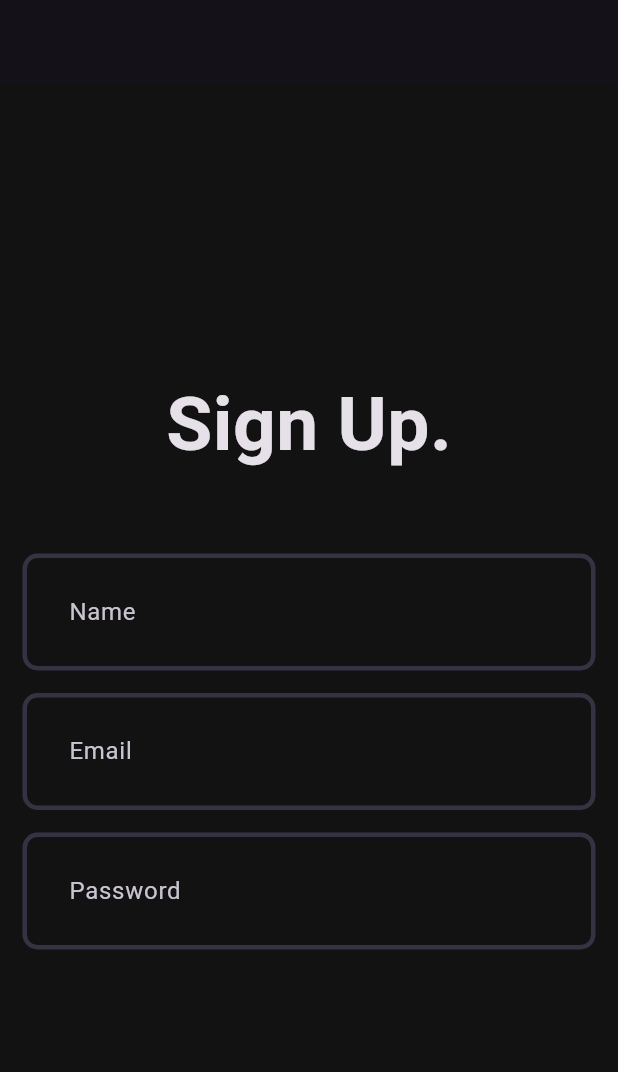
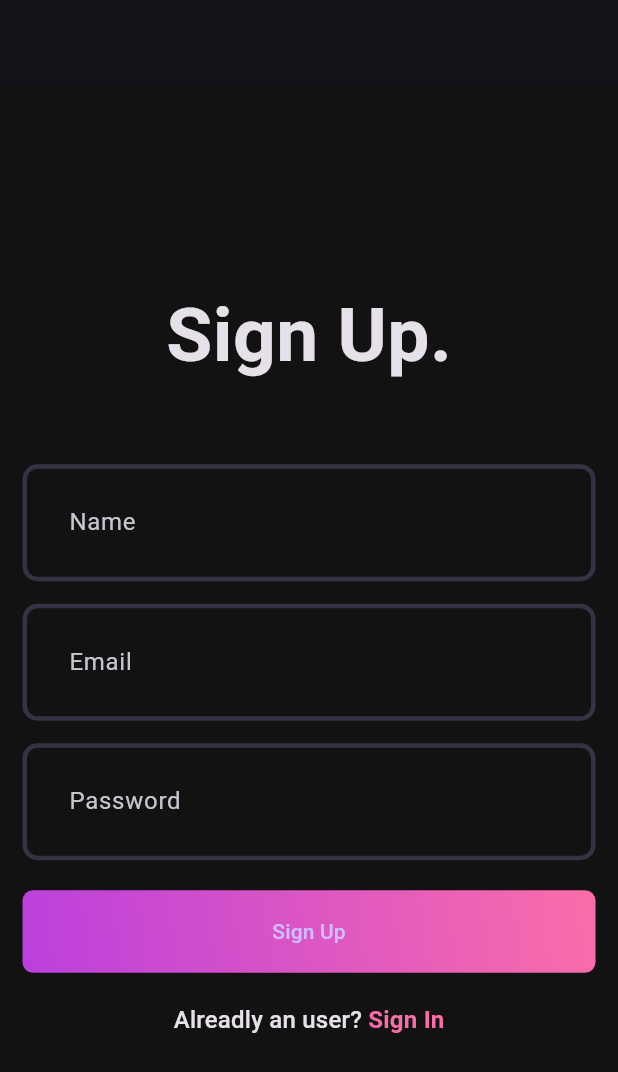
Before and after one commit to sujithsb1606/audio-app-mvvm-arch, a Flutter app: the screen it shows after launch, on a phone screen of 412 x 824 dp. Shown: the top 1072 px of the screen. Run offline on Flutter 3.47's test engine with Material 3 defaults, Android fonts, the light colour scheme and no system bars.

Commit message:
signup page ui added.

```diff
--- a/lib/feature/auth/view/pages/signup_page.dart
+++ b/lib/feature/auth/view/pages/signup_page.dart
@@ -1,42 +1,71 @@
-
 import 'package:flutter/material.dart';
+import 'package:riverpod_tutorial/core/theme/app_pallete.dart';
+import 'package:riverpod_tutorial/feature/auth/view/widgets/auth_gradient_button.dart';
 import 'package:riverpod_tutorial/feature/auth/view/widgets/custom_field.dart';
 
 class SignupPage extends StatefulWidget {
   const SignupPage({super.key});
 
-
   @override
   State<SignupPage> createState() => _SignupPageState();
-
 }
 
 class _SignupPageState extends State<SignupPage> {
+  final nameController = TextEditingController();
+  final emailController = TextEditingController();
+  final passwordController = TextEditingController();
+  final formKey = GlobalKey<FormState>();
 
+  @override
+  void dispose() {
+    nameController.dispose();
+    emailController.dispose();
+    passwordController.dispose();
+    super.dispose();
+  }
 
   @override
   Widget build(BuildContext context) {
-
     return Scaffold(
       appBar: AppBar(),
       body: Padding(
         padding: const EdgeInsets.all(15.0),
+        child: Form(
+          key: formKey,
           child: Column(
             mainAxisAlignment: .center,
             children: [
-            Text('Sign Up.',
+              Text('Sign Up.', style: TextStyle(fontSize: 50, fontWeight: .bold)),
+              SizedBox(height: 50),
+              CustomField(hintText: "Name", controller: nameController),
+              SizedBox(height: 15),
+              CustomField(hintText: "Email", controller: emailController),
+              SizedBox(height: 15),
+              CustomField(
+                hintText: "Password",
+                controller: passwordController,
+                isObscureText: true,
+              ),
+              SizedBox(height: 20),
+              AuthGradientButton(),
+              SizedBox(height: 20),
+              RichText(
+                text: TextSpan(
+                  text: "Alreadly an user?",
+                  style: Theme.of(context).textTheme.titleMedium,
+                  children: [
+                    TextSpan(
+                      text: ' Sign In',
                       style: TextStyle(
-              fontSize: 50,
-              fontWeight: .bold
+                        color: Pallete.gradient2,
+                        fontWeight: .bold,
                       ),
                     ),
-            SizedBox(height: 50,),
-            CustomField(hintText: "Name",),
-            SizedBox(height: 15,),
-            CustomField(hintText: "Email",),
-            SizedBox(height: 15,),
-            CustomField(hintText: "Password",),
                   ],
+                ),
+              ),
+            ],
+          ),
         ),
       ),
     );
--- /dev/null
+++ b/lib/feature/auth/view/widgets/auth_gradient_button.dart
@@ -0,0 +1,29 @@
+import 'package:flutter/material.dart';
+import 'package:riverpod_tutorial/core/theme/app_pallete.dart';
+
+class AuthGradientButton extends StatelessWidget {
+  const AuthGradientButton({super.key});
+
+  @override
+  Widget build(BuildContext context) {
+    return Container(
+      decoration: BoxDecoration(
+        borderRadius: .circular(7),
+        gradient: const LinearGradient(
+          colors: [Pallete.gradient1, Pallete.gradient2],
+          begin: .bottomLeft,
+          end: .topRight
+        ),
+      ),
+      child: ElevatedButton(
+        style: ElevatedButton.styleFrom(
+          fixedSize: const Size(395, 55),
+          backgroundColor: Pallete.transparentColor,
+          shadowColor: Pallete.transparentColor,
+        ),
+        onPressed: () {},
+        child: const Text("Sign Up"),
+      ),
+    );
+  }
+}
--- a/lib/feature/auth/view/widgets/custom_field.dart
+++ b/lib/feature/auth/view/widgets/custom_field.dart
@@ -1,20 +1,29 @@
-
-
 import 'package:flutter/material.dart';
+import 'package:riverpod_tutorial/core/extention/extentions.dart';
 
 class CustomField extends StatelessWidget {
   final String hintText;
-  const CustomField({super.key, required this.hintText});
-
+  final TextEditingController controller;
+  final bool isObscureText;
+  const CustomField({
+    super.key,
+    required this.hintText,
+    required this.controller,
+    this.isObscureText = false,
+  });
 
   @override
-  Widget build (BuildContext context) {
+  Widget build(BuildContext context) {
     return TextFormField(
-      decoration: InputDecoration(
-        hintText: hintText,
-      ),
+      controller: controller,
+      decoration: InputDecoration(hintText: hintText),
+      obscureText: isObscureText,
+      validator: (val) {
+        if(val.isNullOrEmpty){
+          return '$hintText is missing';
+        }
+        return null;
+      },
     );
-
   }
-
 }
```
Lines whose indentation alone changed are shown as unchanged.
